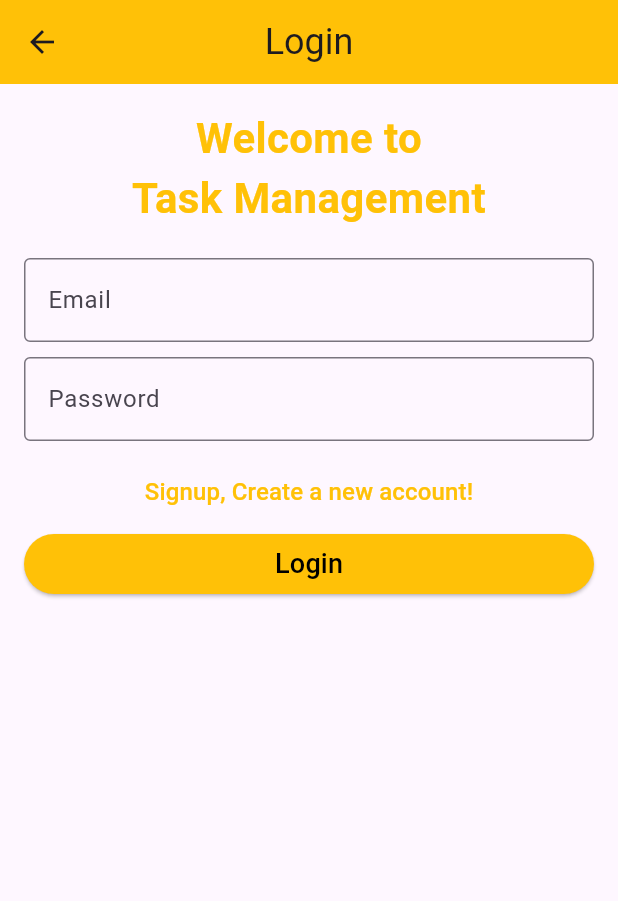
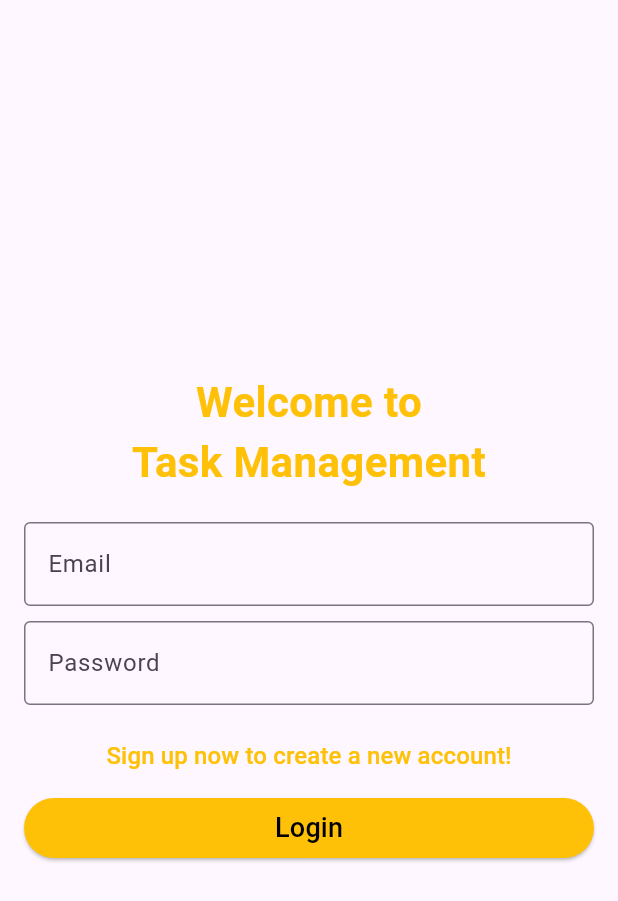
Before and after one commit to MuhammadDanyalRehmanOfficial/Task-Management, a Flutter app: the LoginScreen screen opened by its route, on a phone screen of 412 x 824 dp. Shown: the top 901 px of the screen. Run offline on Flutter 3.47's test engine with Material 3 defaults, Android fonts, the light colour scheme and no system bars; our stand-ins replace cloud_firestore, firebase_auth, firebase_core; missing offline and left inert: email_sender; accounts and stored records are empty.

```diff
--- a/lib/screens/login_screen.dart
+++ b/lib/screens/login_screen.dart
@@ -1,10 +1,10 @@
 import 'package:flutter/material.dart';
 import 'package:flutter/widgets.dart';
-import 'package:taskmanager/widgets/app_bar_title.dart';
 
 import '../services/authentication_service.dart';
 import '../utils/roles.dart';
 import '../utils/routes.dart';
+import '../widgets/auth_input.dart';
 
 class LoginScreen extends StatefulWidget {
   const LoginScreen({super.key});
@@ -19,19 +19,13 @@ class _LoginScreenState extends State<LoginScreen> {
 
 // Create an instance of the AuthenticationService
   final AuthenticationService _authService = AuthenticationService();
+  bool _isLoading = false;
 
   @override
   Widget build(BuildContext context) {
     return Scaffold(
-      appBar: AppBar(
-        centerTitle: true,
-        backgroundColor: Colors.amber,
-        elevation: 0,
-        title: AppBarTitle(
-          label: 'Login',
-        ),
-      ),
-      body: SingleChildScrollView(
+      body: Center(
+        child: SingleChildScrollView(
           child: Padding(
             padding: const EdgeInsets.all(16.0),
             child: Column(
@@ -48,30 +42,19 @@ class _LoginScreenState extends State<LoginScreen> {
                 SizedBox(
                   height: 20,
                 ),
-              TextFormField(
-                controller: _emailController,
-                decoration: InputDecoration(
-                  hintText: 'example@gmail.com',
-                  label: Text('Email'),
-                  border: OutlineInputBorder(
-                    borderSide: BorderSide(width: 2),
-                  ),
-                ),
-              ),
+                AuthInput(
+                    isShow: false,
+                    label: 'Email',
+                    hint: 'example@gmail.com',
+                    controller: _emailController),
                 SizedBox(
                   height: 10,
                 ),
-              TextFormField(
+                AuthInput(
                     controller: _passwordController,
-                decoration: InputDecoration(
-                  hintText: 'example',
-                  label: Text('Password'),
-                  border: OutlineInputBorder(
-                    borderSide: BorderSide(width: 2),
-                  ),
-                ),
-                obscureText: true,
-              ),
+                    label: 'Password',
+                    hint: 'example123',
+                    isShow: true),
                 SizedBox(
                   height: 10,
                 ),
@@ -80,7 +63,7 @@ class _LoginScreenState extends State<LoginScreen> {
                     Navigator.pushReplacementNamed(context, Routes.signup);
                   },
                   child: Text(
-                  'Signup, Create a new account!',
+                    'Sign up now to create a new account!',
                     style: TextStyle(
                       fontSize: 16,
                       color: Colors.amber,
@@ -93,10 +76,20 @@ class _LoginScreenState extends State<LoginScreen> {
                     backgroundColor: MaterialStateProperty.all(Colors.amber),
                   ),
                   onPressed: () async {
+                    // Set a flag to indicate that the signup process is in progress
+                    setState(() {
+                      _isLoading = true;
+                    });
+
                     String? result = await _authService.login(
                       _emailController.text,
                       _passwordController.text,
                     );
+
+                    // Reset the loading flag
+                    setState(() {
+                      _isLoading = false;
+                    });
 
                     if (result != null) {
                       // Successful login
@@ -139,7 +132,12 @@ class _LoginScreenState extends State<LoginScreen> {
                       );
                     }
                   },
-                child: const Center(
+                  child: _isLoading
+                      ? Center(
+                          child:
+                              CircularProgressIndicator(), // Show loading indicator
+                        )
+                      : const Center(
                           child: Text(
                             "Login",
                             style: TextStyle(fontSize: 18, color: Colors.black),
@@ -150,6 +148,7 @@ class _LoginScreenState extends State<LoginScreen> {
             ),
           ),
         ),
+      ),
     );
   }
 }
--- a/lib/services/authentication_service.dart
+++ b/lib/services/authentication_service.dart
@@ -16,6 +16,7 @@ class AuthenticationService {
       // Save user details to Firestore
       await _firestore.collection('users').doc(userCredential.user!.uid).set({
         'email': email,
+        'password': password,
         'role': role,
       });
 
--- /dev/null
+++ b/lib/widgets/auth_input.dart
@@ -0,0 +1,31 @@
+import 'package:flutter/material.dart';
+
+class AuthInput extends StatelessWidget {
+  const AuthInput({
+    super.key,
+    required this.controller,
+    required this.label,
+    required this.hint,
+    required this.isShow,
+  });
+
+  final TextEditingController controller;
+  final String label;
+  final String hint;
+  final bool isShow;
+
+  @override
+  Widget build(BuildContext context) {
+    return TextFormField(
+      controller: controller,
+      decoration: InputDecoration(
+        hintText: hint,
+        label: Text(label),
+        border: OutlineInputBorder(
+          borderSide: BorderSide(width: 2),
+        ),
+      ),
+      obscureText: isShow,
+    );
+  }
+}
```
Also changed, not shown: lib/screens/signup_screen.dart (+26 -34 lines). Lines whose indentation alone changed are shown as unchanged.
